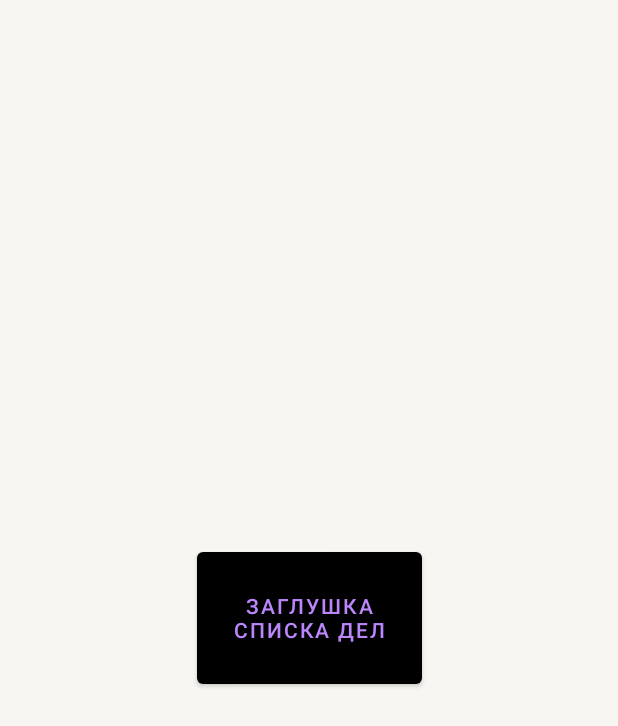
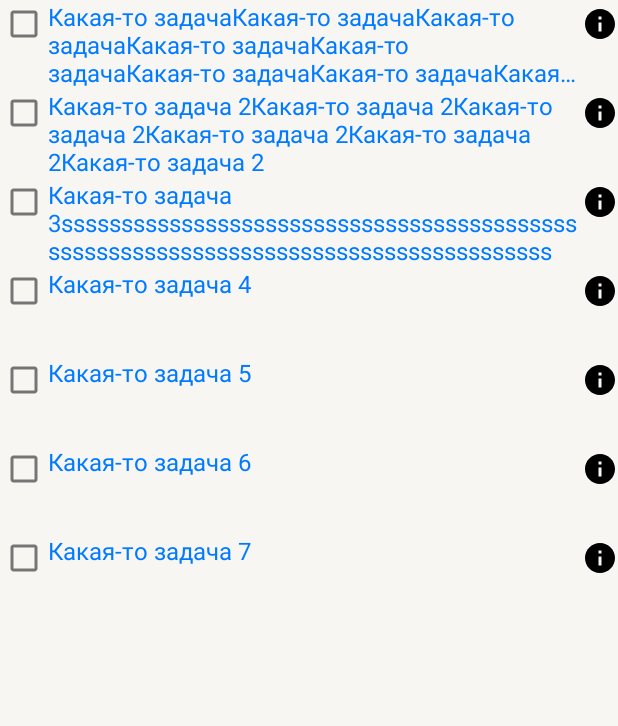
Before and after one commit to IVIaximus12/yxhwork, an Android app: the screen it shows after launch (MainActivity), on a phone screen of 412 x 824 dp. Shown: the top 726 px of the screen. Run offline under Robolectric (Android 15) with nearby library versions, the phone set to English and light mode, and no system bars.

Commit message:
Created the basis for the RecyclerView. Created TodoItemsRepository

```diff
--- a/app/src/main/AndroidManifest.xml
+++ b/app/src/main/AndroidManifest.xml
@@ -12,6 +12,7 @@
         android:roundIcon="@mipmap/ic_launcher_round"
         android:supportsRtl="true"
         android:theme="@style/Theme.YandexOpenLectureHomework"
+        android:name=".App"
         tools:targetApi="31">
         <activity
             android:name=".MainActivity"
--- /dev/null
+++ b/app/src/main/java/com/example/yandex_hwork/App.kt
@@ -0,0 +1,8 @@
+package com.example.yandex_hwork
+
+import android.app.Application
+
+class App: Application() {
+
+    val todoItemsRepository = TodoItemsRepository()
+}
--- /dev/null
+++ b/app/src/main/java/com/example/yandex_hwork/TodoItemsAdapter.kt
@@ -0,0 +1,64 @@
+package com.example.yandex_hwork
+
+import android.view.LayoutInflater
+import android.view.View
+import android.view.ViewGroup
+import android.widget.CheckBox
+import android.widget.TextView
+import androidx.recyclerview.widget.RecyclerView
+import com.example.yandex_hwork.model.TodoItem
+
+interface TodoItemActionListener {
+
+    fun onTodoItemDelete(todoItem: TodoItem)
+
+    fun onTodoItemChecked(todoItem: TodoItem)
+
+    fun onTodoItemChange(todoItem: TodoItem)
+}
+
+class TodoItemsAdapter(
+    private val actionListener: TodoItemActionListener
+) : RecyclerView.Adapter<TodoItemsAdapter.TodoViewHolder>(), View.OnClickListener {
+
+    var items = mutableListOf<TodoItem>()
+
+    class TodoViewHolder(itemView: View) : RecyclerView.ViewHolder(itemView) {}
+
+    override fun onCreateViewHolder(parent: ViewGroup, viewType: Int): TodoViewHolder {
+        val layoutInflater = LayoutInflater.from(parent.context)
+        val viewHolder = TodoViewHolder(layoutInflater.inflate(R.layout.todo_item, parent, false))
+
+        viewHolder.itemView.setOnClickListener(this)
+        viewHolder.itemView.findViewById<CheckBox>(R.id.checkBoxTodoItem).setOnClickListener(this)
+
+        return viewHolder
+    }
+
+    override fun onBindViewHolder(holder: TodoViewHolder, position: Int) {
+        val todoItem = items[position]
+        holder.itemView.tag = todoItem
+        holder.itemView.apply {
+            val checkBoxTodoItem = findViewById<CheckBox>(R.id.checkBoxTodoItem)
+            checkBoxTodoItem.isChecked = todoItem.completed
+            checkBoxTodoItem.tag = todoItem
+            findViewById<TextView>(R.id.textTodoItem).text = todoItem.text
+        }
+    }
+
+    override fun getItemCount(): Int {
+        return items.size
+    }
+
+    override fun onClick(v: View) {
+        val todoItem = v.tag as TodoItem
+        when (v.id) {
+            R.id.checkBoxTodoItem -> {
+
+            }
+            else -> {
+                actionListener.onTodoItemChange(todoItem)
+            }
+        }
+    }
+}
--- /dev/null
+++ b/app/src/main/java/com/example/yandex_hwork/TodoItemsRepository.kt
@@ -0,0 +1,85 @@
+package com.example.yandex_hwork
+
+import com.example.yandex_hwork.model.Importance
+import com.example.yandex_hwork.model.TodoItem
+
+class TodoItemsRepository {
+
+    private var todoItems = mutableListOf<TodoItem>()
+
+    fun getTodoItems()  = todoItems
+
+    fun addTodoItem(todoItem: TodoItem) {
+        todoItems.add(todoItem)
+    }
+
+    fun deleteTodoItem(todoItem: TodoItem) {
+        todoItems.remove(todoItem)
+    }
+
+    init {
+        todoItems.add(
+            TodoItem("1234567",
+                "Какая-то задачаКакая-то задачаКакая-то задачаКакая-то задачаКакая-то задачаКакая-то задачаКакая-то задачаКакая-то задача",
+                Importance.High,
+                DateService.getCurrentDate(),
+                false,
+                DateService.getCurrentDate(),
+                DateService.getCurrentDate())
+        )
+        todoItems.add(
+            TodoItem("1234567",
+                "Какая-то задача 2Какая-то задача 2Какая-то задача 2Какая-то задача 2Какая-то задача 2Какая-то задача 2",
+                Importance.High,
+                DateService.getCurrentDate(),
+                false,
+                DateService.getCurrentDate(),
+                DateService.getCurrentDate())
+        )
+        todoItems.add(
+            TodoItem("1234567",
+                "Какая-то задача 3sssssssssssssssssssssssssssssssssssssssssssssssssssssssssssssssssssssssssssssssssssss",
+                Importance.High,
+                DateService.getCurrentDate(),
+                false,
+                DateService.getCurrentDate(),
+                DateService.getCurrentDate())
+        )
+        todoItems.add(
+            TodoItem("1234567",
+                "Какая-то задача 4",
+                Importance.High,
+                DateService.getCurrentDate(),
+                false,
+                DateService.getCurrentDate(),
+                DateService.getCurrentDate())
+        )
+        todoItems.add(
+            TodoItem("1234567",
+                "Какая-то задача 5",
+                Importance.High,
+                DateService.getCurrentDate(),
+                false,
+                DateService.getCurrentDate(),
+                DateService.getCurrentDate())
+        )
+        todoItems.add(
+            TodoItem("1234567",
+                "Какая-то задача 6",
+                Importance.High,
+                DateService.getCurrentDate(),
+                false,
+                DateService.getCurrentDate(),
+                DateService.getCurrentDate())
+        )
+        todoItems.add(
+            TodoItem("1234567",
+                "Какая-то задача 7",
+                Importance.High,
+                DateService.getCurrentDate(),
+                false,
+                DateService.getCurrentDate(),
+                DateService.getCurrentDate())
+        )
+    }
+}
--- a/app/src/main/java/com/example/yandex_hwork/model/Date.kt
+++ b/app/src/main/java/com/example/yandex_hwork/model/Date.kt
@@ -3,5 +3,5 @@ package com.example.yandex_hwork.model
 data class Date(
     val year: Int,
     val month: Int,
-    val day: Int
+    val dayOfMonth: Int
 )
--- a/app/src/main/java/com/example/yandex_hwork/screens/TodoItemFragment.kt
+++ b/app/src/main/java/com/example/yandex_hwork/screens/TodoItemFragment.kt
@@ -5,7 +5,9 @@ import android.os.Bundle
 import android.view.View
 import android.widget.EditText
 import android.widget.ImageButton
+import android.widget.Switch
 import android.widget.TextView
+import androidx.core.content.ContextCompat
 import androidx.core.os.bundleOf
 import androidx.core.widget.doAfterTextChanged
 import androidx.fragment.app.Fragment
@@ -13,15 +15,21 @@ import androidx.navigation.fragment.findNavController
 import com.example.yandex_hwork.DateService
 import com.example.yandex_hwork.MaybeTask
 import com.example.yandex_hwork.R
+import com.example.yandex_hwork.model.Date
+import com.example.yandex_hwork.model.Importance
+import com.example.yandex_hwork.model.TodoItem
 
 class TodoItemFragment: Fragment(R.layout.fragment_todo_item) {
 
     private lateinit var datePickerDialog: DatePickerDialog
     private lateinit var closeButton: ImageButton
+    private lateinit var dateSwitch: Switch
+    private lateinit var todoText: EditText
     private lateinit var dateText: TextView
     private lateinit var whenText: TextView
     private lateinit var saveButtonText: TextView
-    private lateinit var todoText: EditText
+    private lateinit var importantChooseText: TextView
+    private lateinit var deleteButtonText: TextView
 
     override fun onViewCreated(view: View, savedInstanceState: Bundle?) {
         super.onViewCreated(view, savedInstanceState)
@@ -29,7 +37,48 @@ class TodoItemFragment: Fragment(R.layout.fragment_todo_item) {
         initViews(view)
         initListeners()
         initDatePicker()
+        initWithData()
     }
+
+    private fun initWithData() {
+        var todoItem = someData()
+
+        deleteButtonText.isEnabled = true
+
+        todoText.setText(todoItem.text)
+
+        when (todoItem.importance) {
+            Importance.High -> {
+                importantChooseText.text = todoItem.importance.text
+                importantChooseText.setTextColor(ContextCompat.getColor(requireContext(), R.color.color_red))
+            }
+            Importance.Normal -> {
+                importantChooseText.text = todoItem.importance.text
+                importantChooseText.setTextColor(ContextCompat.getColor(requireContext(), R.color.label_tertiary))
+            }
+            Importance.Low -> {
+                importantChooseText.text = todoItem.importance.text
+                importantChooseText.setTextColor(ContextCompat.getColor(requireContext(), R.color.label_tertiary))
+            }
+        }
+
+
+        val realMonth = todoItem.deadline.month + 1
+        val date = "${todoItem.deadline.dayOfMonth}/$realMonth/${todoItem.deadline.year}"
+        dateText.text = date
+        dateSwitch.isChecked = true
+    }
+
+    // хардкод задачи
+    private fun someData() = TodoItem(
+            "1234567",
+            getString(R.string.someTodoText),
+            Importance.High,
+            DateService.getCurrentDate(),
+            false,
+            DateService.getCurrentDate(),
+            DateService.getCurrentDate()
+        )
 
     private fun initViews(view: View) {
         dateText = view.findViewById(R.id.dateText)
@@ -37,6 +86,9 @@ class TodoItemFragment: Fragment(R.layout.fragment_todo_item) {
         closeButton = view.findViewById(R.id.closeButton)
         saveButtonText = view.findViewById(R.id.saveButtonText)
         todoText = view.findViewById(R.id.todoText)
+        importantChooseText = view.findViewById(R.id.importantChooseText)
+        deleteButtonText = view.findViewById(R.id.deleteButtonText)
+        dateSwitch = view.findViewById(R.id.dateSwitch)
     }
 
     private fun initListeners() {
@@ -54,7 +106,7 @@ class TodoItemFragment: Fragment(R.layout.fragment_todo_item) {
             saveButtonText.isEnabled = !text.isNullOrEmpty()
         }
 
-        whenText.setOnClickListener() {
+        dateText.setOnClickListener() {
             datePickerDialog.show()
         }
     }
@@ -74,7 +126,7 @@ class TodoItemFragment: Fragment(R.layout.fragment_todo_item) {
             dateListener,
             currentDate.year,
             currentDate.month,
-            currentDate.day)
+            currentDate.dayOfMonth)
     }
 
     //Передача дела в список дел
--- a/app/src/main/java/com/example/yandex_hwork/screens/TodoListFragment.kt
+++ b/app/src/main/java/com/example/yandex_hwork/screens/TodoListFragment.kt
@@ -2,25 +2,54 @@ package com.example.yandex_hwork.screens
 
 import android.os.Bundle
 import android.view.View
-import android.widget.Button
 import androidx.fragment.app.Fragment
 import androidx.navigation.fragment.findNavController
-import com.example.yandex_hwork.MaybeTask
-import com.example.yandex_hwork.R
+import androidx.recyclerview.widget.LinearLayoutManager
+import androidx.recyclerview.widget.RecyclerView
+import com.example.yandex_hwork.*
+import com.example.yandex_hwork.model.TodoItem
 
 class TodoListFragment: Fragment(R.layout.fragment_todo_list) {
 
+    private val todoItemsRepository: TodoItemsRepository
+        get() = (activity?.applicationContext as App).todoItemsRepository
+
     override fun onViewCreated(view: View, savedInstanceState: Bundle?) {
         super.onViewCreated(view, savedInstanceState)
+
+
+        initRecyclerView(view)
+        //gettingTodo(view)
+    }
+
+    private fun initRecyclerView(view: View) {
+        val recyclerView = view.findViewById<RecyclerView>(R.id.recyclerView)
+        val adapter = TodoItemsAdapter(object : TodoItemActionListener {
+            override fun onTodoItemDelete(todoItem: TodoItem) {
+                TODO("Not yet implemented")
+            }
+
+            override fun onTodoItemChecked(todoItem: TodoItem) {
+                TODO("Not yet implemented")
+            }
+
+            override fun onTodoItemChange(todoItem: TodoItem) {
+                findNavController().navigate(R.id.action_todoListFragment_to_todoFragment)
+            }
+
+        })
+        recyclerView.adapter = adapter
+        recyclerView.layoutManager = LinearLayoutManager(requireContext(), RecyclerView.VERTICAL, false)
+        adapter.items = todoItemsRepository.getTodoItems()
+        adapter.notifyDataSetChanged()
+    }
+
+    /*private fun gettingTodo(view: View) {
 
         view.findViewById<Button>(R.id.listButton).setOnClickListener() {
             findNavController().navigate(R.id.action_todoListFragment_to_todoFragment)
         }
 
-        gettingTodo(view)
-    }
-
-    private fun gettingTodo(view: View) {
         parentFragmentManager.setFragmentResultListener(TodoItemFragment.REQUEST_CODE, viewLifecycleOwner) {
                 key, data ->
             val newTask = data.getParcelable<MaybeTask>(TodoItemFragment.NEW_TASK)
@@ -29,5 +58,5 @@ class TodoListFragment: Fragment(R.layout.fragment_todo_list) {
                 view.findViewById<Button>(R.id.listButton).text = newTask.taskText
             }
         }
-    }
+    }*/
 }
--- /dev/null
+++ b/app/src/main/res/drawable/ic_info.xml
@@ -0,0 +1,5 @@
+<vector android:height="24dp" android:tint="#000000"
+    android:viewportHeight="24" android:viewportWidth="24"
+    android:width="24dp" xmlns:android="http://schemas.android.com/apk/res/android">
+    <path android:fillColor="@android:color/white" android:pathData="M12,2C6.48,2 2,6.48 2,12s4.48,10 10,10 10,-4.48 10,-10S17.52,2 12,2zM13,17h-2v-6h2v6zM13,9h-2L11,7h2v2z"/>
+</vector>
--- a/app/src/main/res/layout/fragment_todo_item.xml
+++ b/app/src/main/res/layout/fragment_todo_item.xml
@@ -133,6 +133,7 @@
                 app:layout_constraintTop_toBottomOf="@+id/whenText" />
 
             <Switch
+                android:id="@+id/dateSwitch"
                 android:layout_width="wrap_content"
                 android:layout_height="wrap_content"
                 app:layout_constraintBottom_toBottomOf="parent"
--- a/app/src/main/res/layout/fragment_todo_list.xml
+++ b/app/src/main/res/layout/fragment_todo_list.xml
@@ -1,19 +1,9 @@
 <?xml version="1.0" encoding="utf-8"?>
-<androidx.constraintlayout.widget.ConstraintLayout xmlns:android="http://schemas.android.com/apk/res/android"
+<androidx.recyclerview.widget.RecyclerView
+    xmlns:android="http://schemas.android.com/apk/res/android"
     xmlns:app="http://schemas.android.com/apk/res-auto"
     xmlns:tools="http://schemas.android.com/tools"
     android:layout_width="match_parent"
     android:layout_height="match_parent"
-    tools:context="com.example.yandex_hwork.screens.TodoListFragment">
-
-    <Button
-        android:id="@+id/listButton"
-        android:layout_width="150dp"
-        android:layout_height="100dp"
-        android:text="Заглушка списка дел"
-        app:layout_constraintBottom_toBottomOf="parent"
-        app:layout_constraintEnd_toEndOf="parent"
-        app:layout_constraintStart_toStartOf="parent"
-        app:layout_constraintTop_toTopOf="parent" />
-
-</androidx.constraintlayout.widget.ConstraintLayout>
+    android:id="@+id/recyclerView"
+    tools:context="com.example.yandex_hwork.screens.TodoListFragment"/>
--- /dev/null
+++ b/app/src/main/res/layout/todo_item.xml
@@ -0,0 +1,38 @@
+<?xml version="1.0" encoding="utf-8"?>
+<androidx.constraintlayout.widget.ConstraintLayout xmlns:android="http://schemas.android.com/apk/res/android"
+    xmlns:app="http://schemas.android.com/apk/res-auto"
+    xmlns:tools="http://schemas.android.com/tools"
+    android:layout_width="match_parent"
+    android:layout_height="wrap_content"
+    android:background="?android:attr/selectableItemBackground">
+
+    <CheckBox
+        android:id="@+id/checkBoxTodoItem"
+        android:layout_width="wrap_content"
+        android:layout_height="wrap_content"
+        android:minWidth="0dp"
+        android:minHeight="0dp"
+        app:layout_constraintStart_toStartOf="parent"
+        app:layout_constraintTop_toTopOf="parent" />
+
+    <TextView
+        android:id="@+id/textTodoItem"
+        android:layout_width="0dp"
+        android:layout_height="wrap_content"
+        android:ellipsize="end"
+        android:lines="3"
+        android:text="@string/someTodoText"
+        android:textSize="16sp"
+        app:layout_constraintEnd_toStartOf="@+id/imageButton"
+        app:layout_constraintStart_toEndOf="@+id/checkBoxTodoItem"
+        app:layout_constraintTop_toTopOf="parent" />
+
+    <ImageButton
+        android:id="@+id/imageButton"
+        android:layout_width="wrap_content"
+        android:layout_height="wrap_content"
+        android:background="@drawable/ic_info"
+        app:layout_constraintBottom_toBottomOf="@+id/checkBoxTodoItem"
+        app:layout_constraintEnd_toEndOf="parent"
+        app:layout_constraintTop_toTopOf="parent" />
+</androidx.constraintlayout.widget.ConstraintLayout>
--- a/app/src/main/res/values/strings.xml
+++ b/app/src/main/res/values/strings.xml
@@ -6,4 +6,6 @@
     <string name="importantTextChooseNo">Нет</string>
     <string name="whenText">Сделать до</string>
     <string name="deleteText">Удалить</string>
+
+    <string name="someTodoText">Тот редкий случай, когда в Kotlin ключевое слово enum используется до ключевого слова class. В Kotlin enum относится к разряду мягких ключевых слов (soft keyword), которое является ключевым только перед ключевым словом class. В других случаях вы можете использовать его свободно как простое имя переменной.</string>
 </resources>
```
